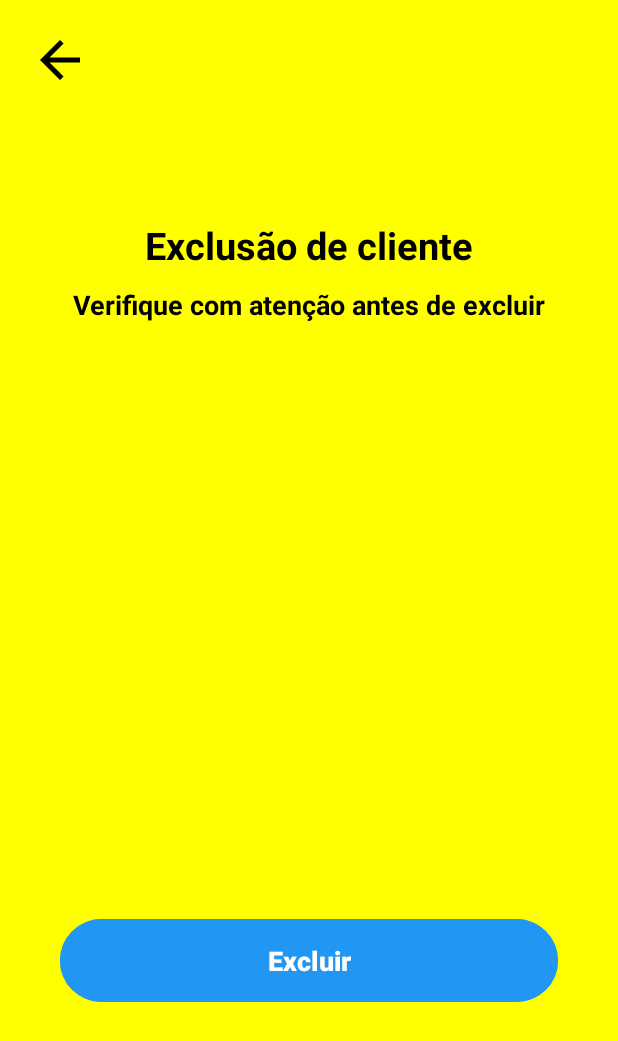
After one commit to pp23-if/TrabalhoFinalPDMPedroAugustoVieiraDeFreitas, an Android app: the layout activity_exclusao_cliente.xml on its own in the app's theme, with its tools: preview values and no code run, on a phone screen of 412 x 824 dp. The commit adds this screen. Shown: the top 1041 px of the screen. Run offline under Robolectric (Android 15) with nearby library versions, the phone set to English and light mode, and no system bars.

Commit message:
fiz as telas de selecao e exclusao de cliente

```diff
--- /dev/null
+++ b/app/src/main/res/layout/activity_exclusao_cliente.xml
@@ -0,0 +1,95 @@
+<?xml version="1.0" encoding="utf-8"?>
+<androidx.constraintlayout.widget.ConstraintLayout xmlns:android="http://schemas.android.com/apk/res/android"
+
+    xmlns:app="http://schemas.android.com/apk/res-auto"
+    xmlns:tools="http://schemas.android.com/tools"
+    android:layout_width="match_parent"
+    android:layout_height="match_parent"
+    android:background="@color/yellow">
+
+    <View
+        android:id="@+id/ContainerExclusaoCliente"
+        android:layout_width="match_parent"
+        android:layout_height="625dp"
+        android:layout_marginHorizontal="20dp"
+        android:background="@drawable/container_cadastro_cliente"
+        app:layout_constraintBottom_toBottomOf="parent"
+        app:layout_constraintEnd_toEndOf="parent"
+        app:layout_constraintHorizontal_bias="0.4"
+        app:layout_constraintStart_toStartOf="parent"
+        app:layout_constraintTop_toTopOf="parent"
+        app:layout_constraintVertical_bias="0.566" />
+
+    <TextView
+        android:id="@+id/txtAlteracaoCliente"
+        android:layout_width="wrap_content"
+        android:layout_height="wrap_content"
+        android:text="@string/exclusaoCliente"
+        android:textSize="25sp"
+        android:textColor="@color/black"
+        android:textStyle="bold"
+        app:layout_constraintTop_toTopOf="@id/ContainerExclusaoCliente"
+        app:layout_constraintStart_toStartOf="@id/ContainerExclusaoCliente"
+        app:layout_constraintEnd_toEndOf="@id/ContainerExclusaoCliente"
+        android:layout_marginTop="33dp"
+        />
+
+
+    <TextView
+        android:id="@+id/txtDescExclusaoCliente"
+        android:layout_width="wrap_content"
+        android:layout_height="wrap_content"
+        android:text="@string/confrimarExclusao"
+        android:textColor="@color/black"
+        android:textSize="18sp"
+        android:textStyle="bold"
+        app:layout_constraintTop_toBottomOf="@id/txtAlteracaoCliente"
+        app:layout_constraintStart_toStartOf="@id/ContainerExclusaoCliente"
+        app:layout_constraintEnd_toEndOf="@id/ContainerExclusaoCliente"
+        android:layout_marginTop="10dp"
+        />
+
+
+    <TextView
+        android:id="@+id/txtCorpoExclusaoCliente"
+        android:layout_width="329dp"
+        android:layout_height="288dp"
+        android:layout_marginTop="72dp"
+        android:textColor="@color/black"
+        android:textSize="18sp"
+        android:textStyle="bold"
+        app:layout_constraintEnd_toEndOf="@id/ContainerExclusaoCliente"
+        app:layout_constraintHorizontal_bias="0.523"
+        app:layout_constraintStart_toStartOf="@id/ContainerExclusaoCliente"
+        app:layout_constraintTop_toBottomOf="@id/txtAlteracaoCliente" />
+
+    <Button
+        android:id="@+id/botaoExcluirCliente"
+        android:layout_width="match_parent"
+        android:layout_height="wrap_content"
+        android:layout_marginHorizontal="40dp"
+        android:backgroundTint="@color/blue"
+        android:padding="15dp"
+        android:text="@string/Excluir"
+        android:textColor="@color/white"
+        android:textSize="18sp"
+        android:textStyle="bold"
+        app:cornerRadius="30dp"
+        app:layout_constraintBottom_toBottomOf="@id/ContainerExclusaoCliente"
+        app:layout_constraintEnd_toEndOf="@id/ContainerExclusaoCliente"
+        app:layout_constraintStart_toStartOf="@id/ContainerExclusaoCliente"
+        app:layout_constraintTop_toTopOf="@id/txtCorpoExclusaoCliente"
+        app:layout_constraintVertical_bias="0.844" />
+
+    <TextView
+        android:id="@+id/botaoVoltarExclusaoCliente"
+        android:layout_width="wrap_content"
+        android:layout_height="wrap_content"
+        android:background="@drawable/baseline_arrow_back_24"
+        app:layout_constraintTop_toTopOf="parent"
+        app:layout_constraintStart_toStartOf="parent"
+        android:layout_marginTop="20dp"
+        android:layout_marginStart="20dp"/>
+
+
+</androidx.constraintlayout.widget.ConstraintLayout>
--- a/app/src/main/res/values/strings.xml
+++ b/app/src/main/res/values/strings.xml
@@ -24,9 +24,9 @@
     <string name="cadastrar">Cadastrar</string>
     <string name="listaClientes">Lista de clientes</string>
     <string name="clientescadastrados">Confira abaixo todos os clientes cadastrados</string>
-    <string name="selecioneCliente">Alteração de cliente</string>
+    <string name="selecioneCliente">Alteração de clientes</string>
     <string name="selecaoClienteAlteracao">Toque no cliente que deseja alterar</string>
-    <string name="alteracaoCliente">Alteração de clientes</string>
+    <string name="alteracaoCliente">Alteração de cliente</string>
     <string name="Alterar">Alterar</string>
     <string name="Sucesso">Sucesso!</string>
     <string name="ok">ok</string>
@@ -40,4 +40,9 @@
     <string name="clienteAlteracaoSucesso">Cliente alterado com sucesso.</string>
     <string name="impossibilidadeMomentaneaAlteracaoCliente">No momento não foi possível alterar os dados do cliente. Por favor verifique os dados informados e tente novamente mais tarde.</string>
     <string name="alterandoCliente">Alterando cliente, aguarde ...</string>
+    <string name="excluaCliente">Exclusão de clientes</string>
+    <string name="selecaoClienteExclusao">Toque no cliente que deseja excluir</string>
+    <string name="Excluir">Excluir</string>
+    <string name="exclusaoCliente">Exclusão de cliente</string>
+    <string name="confrimarExclusao">Verifique com atenção antes de excluir</string>
 </resources>
```
Also changed, not shown: app/src/main/res/layout/activity_selecao_exlusao_cliente.xml (added, +71 -0 lines).
